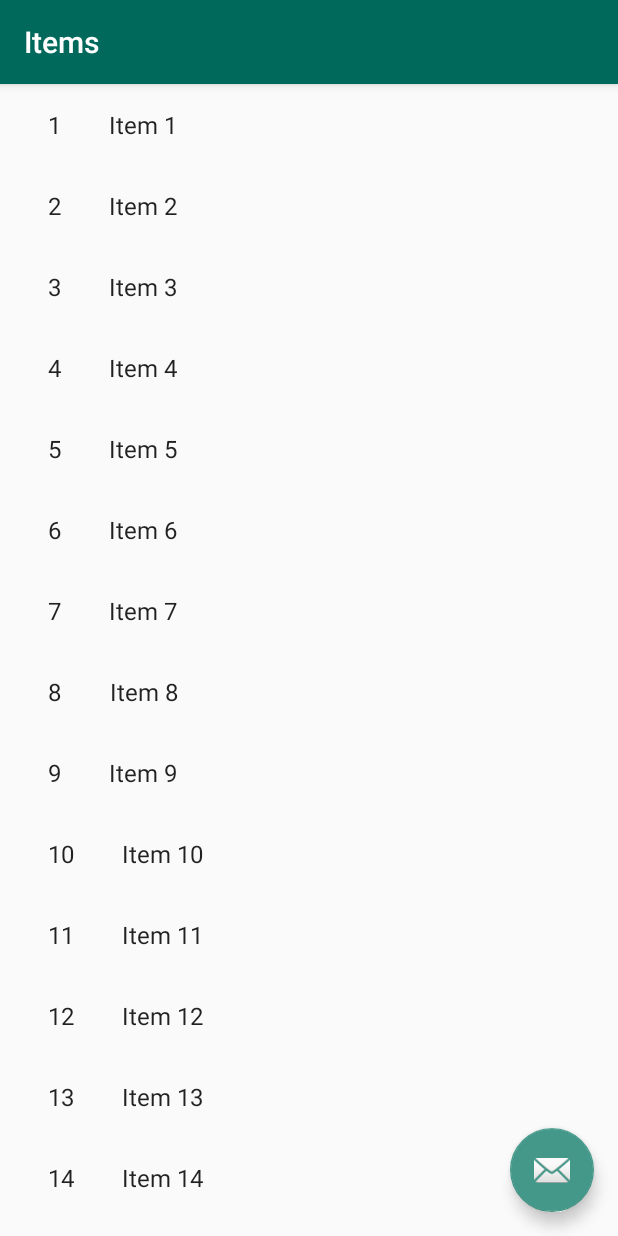
After one commit to jeandobler/elephantmath, an Android app: the ItemListActivity screen opened directly, with no data from a screen before it, on a phone screen of 412 x 824 dp. The commit adds this screen. Run offline under Robolectric (Android 15) with nearby library versions, the phone set to English and light mode, and no system bars.

Commit message:
Nova tela, Adicionado material Design, iniciando tela  de challenge

```diff
--- a/app/build.gradle
+++ b/app/build.gradle
@@ -29,6 +29,9 @@ dependencies {
     implementation 'androidx.constraintlayout:constraintlayout:1.1.3'
 
     //Test
+    implementation 'androidx.legacy:legacy-support-v4:1.0.0-beta01'
+    implementation 'androidx.recyclerview:recyclerview:1.0.0-beta01'
+    implementation 'com.google.android.material:material:1.0.0-beta01'
     testImplementation 'junit:junit:4.12'
     androidTestImplementation 'androidx.test:runner:1.1.2-alpha01'
     androidTestImplementation 'androidx.test.espresso:espresso-core:3.1.2-alpha01'
--- /dev/null
+++ b/app/src/main/java/com/dynamic/dobler/elephantmath/activity/ranking/ItemListActivity.java
@@ -0,0 +1,147 @@
+package com.dynamic.dobler.elephantmath.activity.ranking;
+
+import android.content.Context;
+import android.content.Intent;
+import android.os.Bundle;
+
+import androidx.annotation.NonNull;
+import androidx.appcompat.app.AppCompatActivity;
+import androidx.recyclerview.widget.RecyclerView;
+import androidx.appcompat.widget.Toolbar;
+
+import com.google.android.material.floatingactionbutton.FloatingActionButton;
+import com.google.android.material.snackbar.Snackbar;
+
+import android.view.LayoutInflater;
+import android.view.View;
+import android.view.ViewGroup;
+import android.widget.TextView;
+
+import com.dynamic.dobler.elephantmath.R;
+
+import com.dynamic.dobler.elephantmath.activity.ranking.dummy.DummyContent;
+
+import java.util.List;
+
+/**
+ * An activity representing a list of Items. This activity
+ * has different presentations for handset and tablet-size devices. On
+ * handsets, the activity presents a list of items, which when touched,
+ * lead to a {@link ItemDetailActivity} representing
+ * item details. On tablets, the activity presents the list of items and
+ * item details side-by-side using two vertical panes.
+ */
+public class ItemListActivity extends AppCompatActivity {
+
+    /**
+     * Whether or not the activity is in two-pane mode, i.e. running on a tablet
+     * device.
+     */
+    private boolean mTwoPane;
+
+    @Override
+    protected void onCreate(Bundle savedInstanceState) {
+        super.onCreate(savedInstanceState);
+        setContentView(R.layout.activity_item_list);
+
+        Toolbar toolbar = (Toolbar) findViewById(R.id.toolbar);
+        setSupportActionBar(toolbar);
+        toolbar.setTitle(getTitle());
+        getSupportActionBar().setDisplayShowHomeEnabled(true);
+
+
+        FloatingActionButton fab = (FloatingActionButton) findViewById(R.id.fab);
+        fab.setOnClickListener(new View.OnClickListener() {
+            @Override
+            public void onClick(View view) {
+                Snackbar.make(view, "Replace with your own action", Snackbar.LENGTH_LONG)
+                        .setAction("Action", null).show();
+            }
+        });
+
+        if (findViewById(R.id.item_detail_container) != null) {
+            // The detail container view will be present only in the
+            // large-screen layouts (res/values-w900dp).
+            // If this view is present, then the
+            // activity should be in two-pane mode.
+            mTwoPane = true;
+        }
+
+        View recyclerView = findViewById(R.id.item_list);
+        assert recyclerView != null;
+        setupRecyclerView((RecyclerView) recyclerView);
+    }
+
+    private void setupRecyclerView(@NonNull RecyclerView recyclerView) {
+        recyclerView.setAdapter(new SimpleItemRecyclerViewAdapter(this, DummyContent.ITEMS, mTwoPane));
+    }
+
+    public static class SimpleItemRecyclerViewAdapter
+            extends RecyclerView.Adapter<SimpleItemRecyclerViewAdapter.ViewHolder> {
+
+        private final ItemListActivity mParentActivity;
+        private final List<DummyContent.DummyItem> mValues;
+        private final boolean mTwoPane;
+        private final View.OnClickListener mOnClickListener = new View.OnClickListener() {
+            @Override
+            public void onClick(View view) {
+                DummyContent.DummyItem item = (DummyContent.DummyItem) view.getTag();
+                if (mTwoPane) {
+                    Bundle arguments = new Bundle();
+                    arguments.putString(ItemDetailFragment.ARG_ITEM_ID, item.id);
+                    ItemDetailFragment fragment = new ItemDetailFragment();
+                    fragment.setArguments(arguments);
+                    mParentActivity.getSupportFragmentManager().beginTransaction()
+                            .replace(R.id.item_detail_container, fragment)
+                            .commit();
+                } else {
+                    Context context = view.getContext();
+                    Intent intent = new Intent(context, ItemDetailActivity.class);
+                    intent.putExtra(ItemDetailFragment.ARG_ITEM_ID, item.id);
+
+                    context.startActivity(intent);
+                }
+            }
+        };
+
+        SimpleItemRecyclerViewAdapter(ItemListActivity parent,
+                                      List<DummyContent.DummyItem> items,
+                                      boolean twoPane) {
+            mValues = items;
+            mParentActivity = parent;
+            mTwoPane = twoPane;
+        }
+
+        @Override
+        public ViewHolder onCreateViewHolder(ViewGroup parent, int viewType) {
+            View view = LayoutInflater.from(parent.getContext())
+                    .inflate(R.layout.item_list_content, parent, false);
+            return new ViewHolder(view);
+        }
+
+        @Override
+        public void onBindViewHolder(final ViewHolder holder, int position) {
+            holder.mIdView.setText(mValues.get(position).id);
+            holder.mContentView.setText(mValues.get(position).content);
+
+            holder.itemView.setTag(mValues.get(position));
+            holder.itemView.setOnClickListener(mOnClickListener);
+        }
+
+        @Override
+        public int getItemCount() {
+            return mValues.size();
+        }
+
+        class ViewHolder extends RecyclerView.ViewHolder {
+            final TextView mIdView;
+            final TextView mContentView;
+
+            ViewHolder(View view) {
+                super(view);
+                mIdView = (TextView) view.findViewById(R.id.id_text);
+                mContentView = (TextView) view.findViewById(R.id.content);
+            }
+        }
+    }
+}
--- /dev/null
+++ b/app/src/main/res/layout-w900dp/item_list.xml
@@ -0,0 +1,39 @@
+<?xml version="1.0" encoding="utf-8"?>
+<LinearLayout xmlns:android="http://schemas.android.com/apk/res/android"
+    xmlns:app="http://schemas.android.com/apk/res-auto"
+    xmlns:tools="http://schemas.android.com/tools"
+    android:layout_width="match_parent"
+    android:layout_height="match_parent"
+    android:layout_marginLeft="16dp"
+    android:layout_marginRight="16dp"
+    android:baselineAligned="false"
+    android:divider="?android:attr/dividerHorizontal"
+    android:orientation="horizontal"
+    android:showDividers="middle"
+    tools:context=".activity.ranking.ItemListActivity">
+
+    <!--
+    This layout is a two-pane layout for the Items
+    master/detail flow.
+
+    -->
+
+    <androidx.recyclerview.widget.RecyclerView xmlns:android="http://schemas.android.com/apk/res/android"
+        xmlns:tools="http://schemas.android.com/tools"
+        android:id="@+id/item_list"
+        android:name="com.dynamic.dobler.elephantmath.activity.ranking.ItemListFragment"
+        android:layout_width="@dimen/item_width"
+        android:layout_height="match_parent"
+        android:layout_marginLeft="16dp"
+        android:layout_marginRight="16dp"
+        app:layoutManager="LinearLayoutManager"
+        tools:context="com.dynamic.dobler.elephantmath.activity.ranking.ItemListActivity"
+        tools:listitem="@layout/item_list_content" />
+
+    <FrameLayout
+        android:id="@+id/item_detail_container"
+        android:layout_width="0dp"
+        android:layout_height="match_parent"
+        android:layout_weight="3" />
+
+</LinearLayout>
--- /dev/null
+++ b/app/src/main/res/layout/activity_item_list.xml
@@ -0,0 +1,42 @@
+<?xml version="1.0" encoding="utf-8"?>
+<androidx.coordinatorlayout.widget.CoordinatorLayout xmlns:android="http://schemas.android.com/apk/res/android"
+    xmlns:app="http://schemas.android.com/apk/res-auto"
+    xmlns:tools="http://schemas.android.com/tools"
+    android:layout_width="match_parent"
+    android:layout_height="match_parent"
+    android:fitsSystemWindows="true"
+    tools:context=".activity.ranking.ItemListActivity">
+
+    <com.google.android.material.appbar.AppBarLayout
+        android:id="@+id/app_bar"
+        android:layout_width="match_parent"
+        android:layout_height="wrap_content"
+        android:theme="@style/AppTheme.AppBarOverlay">
+
+        <androidx.appcompat.widget.Toolbar
+            android:id="@+id/toolbar"
+            android:layout_width="match_parent"
+            android:layout_height="?attr/actionBarSize"
+            app:popupTheme="@style/AppTheme.PopupOverlay" />
+
+    </com.google.android.material.appbar.AppBarLayout>
+
+    <FrameLayout
+        android:id="@+id/frameLayout"
+        android:layout_width="match_parent"
+        android:layout_height="match_parent"
+        app:layout_behavior="@string/appbar_scrolling_view_behavior">
+
+        <include layout="@layout/item_list" />
+    </FrameLayout>
+
+    <com.google.android.material.floatingactionbutton.FloatingActionButton
+        android:id="@+id/fab"
+        android:layout_width="wrap_content"
+        android:layout_height="wrap_content"
+        android:layout_gravity="bottom|end"
+        android:layout_margin="@dimen/fab_margin"
+        app:srcCompat="@android:drawable/ic_dialog_email" />
+
+
+</androidx.coordinatorlayout.widget.CoordinatorLayout>
--- a/app/src/main/res/layout/activity_main.xml
+++ b/app/src/main/res/layout/activity_main.xml
@@ -16,6 +16,9 @@
         android:layout_marginTop="@dimen/containerMargin"
         android:layout_marginEnd="@dimen/containerMargin"
         android:background="@color/primaryLightColor"
+        android:clickable="true"
+        android:focusable="true"
+        android:foreground="?android:attr/selectableItemBackgroundBorderless"
         app:layout_constraintEnd_toEndOf="parent"
         app:layout_constraintStart_toStartOf="parent"
         app:layout_constraintTop_toTopOf="parent">
@@ -64,6 +67,9 @@
         android:layout_marginTop="@dimen/containerMargin"
         android:layout_marginEnd="@dimen/containerMargin"
         android:background="@color/primaryLightColor"
+        android:clickable="true"
+        android:focusable="true"
+        android:foreground="?android:attr/selectableItemBackgroundBorderless"
         app:layout_constraintEnd_toEndOf="parent"
         app:layout_constraintStart_toStartOf="parent"
         app:layout_constraintTop_toBottomOf="@id/cv_main_challenge">
--- /dev/null
+++ b/app/src/main/res/layout/item_list.xml
@@ -0,0 +1,13 @@
+<?xml version="1.0" encoding="utf-8"?>
+<androidx.recyclerview.widget.RecyclerView xmlns:android="http://schemas.android.com/apk/res/android"
+    xmlns:app="http://schemas.android.com/apk/res-auto"
+    xmlns:tools="http://schemas.android.com/tools"
+    android:id="@+id/item_list"
+    android:name="com.dynamic.dobler.elephantmath.activity.ranking.ItemListFragment"
+    android:layout_width="match_parent"
+    android:layout_height="match_parent"
+    android:layout_marginLeft="16dp"
+    android:layout_marginRight="16dp"
+    app:layoutManager="LinearLayoutManager"
+    tools:context=".activity.ranking.ItemListActivity"
+    tools:listitem="@layout/item_list_content" />
--- /dev/null
+++ b/app/src/main/res/layout/item_list_content.xml
@@ -0,0 +1,20 @@
+<?xml version="1.0" encoding="utf-8"?>
+<LinearLayout xmlns:android="http://schemas.android.com/apk/res/android"
+    android:layout_width="wrap_content"
+    android:layout_height="wrap_content"
+    android:orientation="horizontal">
+
+    <TextView
+        android:id="@+id/id_text"
+        android:layout_width="wrap_content"
+        android:layout_height="wrap_content"
+        android:layout_margin="@dimen/text_margin"
+        android:textAppearance="?attr/textAppearanceListItem" />
+
+    <TextView
+        android:id="@+id/content"
+        android:layout_width="wrap_content"
+        android:layout_height="wrap_content"
+        android:layout_margin="@dimen/text_margin"
+        android:textAppearance="?attr/textAppearanceListItem" />
+</LinearLayout>
--- a/app/src/main/res/values/dimens.xml
+++ b/app/src/main/res/values/dimens.xml
@@ -12,4 +12,8 @@
     <dimen name="componentMargin">4dp</dimen>
     <dimen name="greatPadding">32dp</dimen>
     <dimen name="card_view_size">200dp</dimen>
+    <dimen name="fab_margin">16dp</dimen>
+    <dimen name="app_bar_height">200dp</dimen>
+    <dimen name="item_width">200dp</dimen>
+    <dimen name="text_margin">16dp</dimen>
 </resources>
--- a/app/src/main/res/values/strings.xml
+++ b/app/src/main/res/values/strings.xml
@@ -5,5 +5,7 @@
 
     <string name="main_ranking_title">Ranking</string>
     <string name="settings">Settings</string>
+    <string name="title_item_list">Items</string>
+    <string name="title_item_detail">Item Detail</string>
 
 </resources>
--- a/app/src/main/res/values/styles.xml
+++ b/app/src/main/res/values/styles.xml
@@ -8,4 +8,13 @@
         <item name="colorAccent">@color/primaryLightColor</item>
     </style>
 
+    <style name="AppTheme.NoActionBar">
+        <item name="windowActionBar">false</item>
+        <item name="windowNoTitle">true</item>
+    </style>
+
+    <style name="AppTheme.AppBarOverlay" parent="ThemeOverlay.AppCompat.Dark.ActionBar" />
+
+    <style name="AppTheme.PopupOverlay" parent="ThemeOverlay.AppCompat.Light" />
+
 </resources>
```
Also changed, not shown: app/src/main/AndroidManifest.xml (+15 -1 lines), app/src/main/java/com/dynamic/dobler/elephantmath/activity/Challenge.java (added, +16 -0 lines), app/src/main/java/com/dynamic/dobler/elephantmath/activity/MainActivity.java (+21 -7 lines), app/src/main/java/com/dynamic/dobler/elephantmath/activity/ranking/ItemDetailActivity.java (added, +88 -0 lines), app/src/main/java/com/dynamic/dobler/elephantmath/activity/ranking/ItemDetailFragment.java (added, +74 -0 lines), app/src/main/java/com/dynamic/dobler/elephantmath/activity/ranking/dummy/DummyContent.java (added, +72 -0 lines), app/src/main/res/layout/activity_challenge.xml (added, +9 -0 lines), app/src/main/res/layout/activity_item_detail.xml (added, +54 -0 lines), app/src/main/res/layout/item_detail.xml (added, +10 -0 lines).
